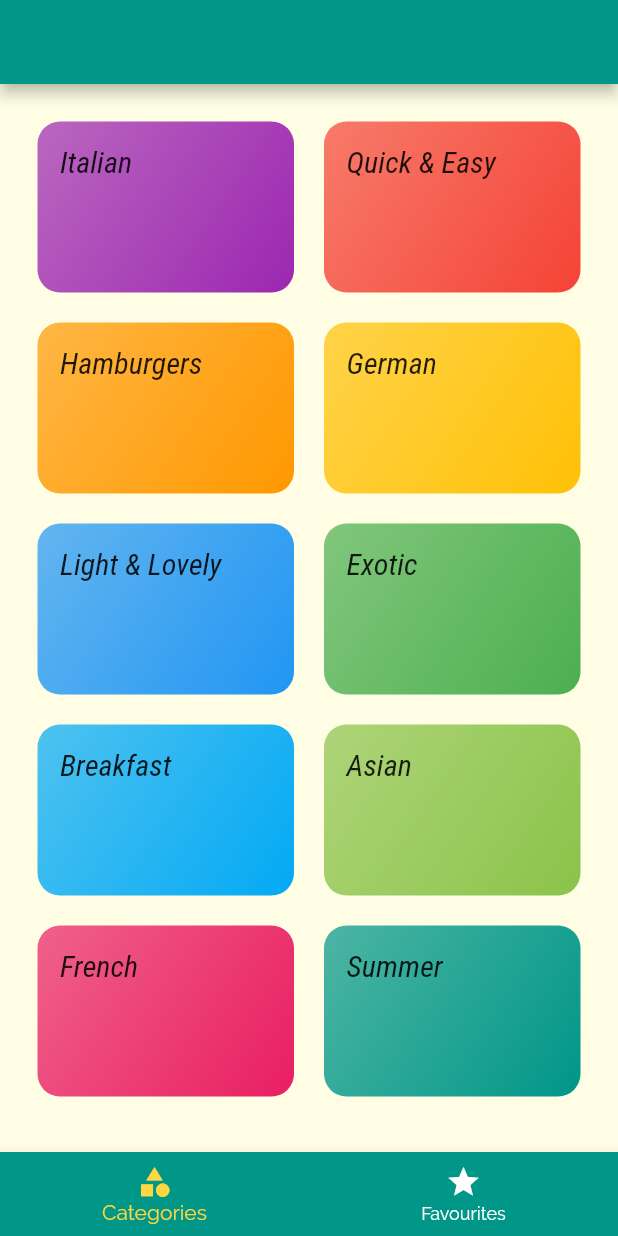
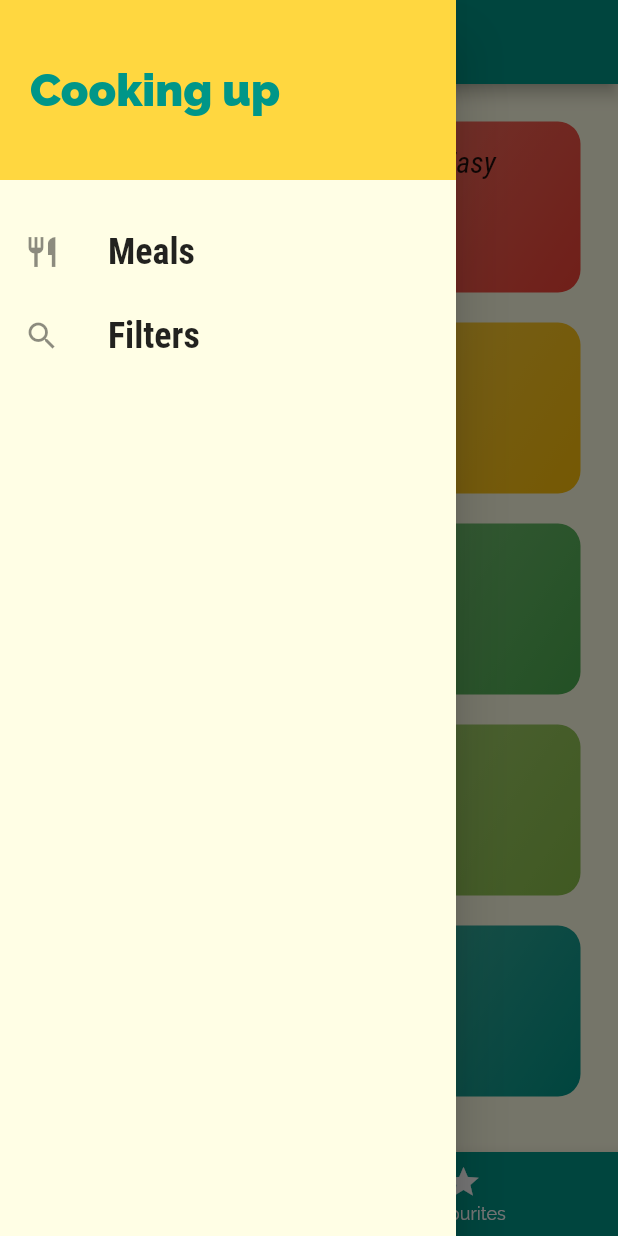
Before and after one commit to davidedm07/MealsApp, a Flutter app: the screen it shows after launch, with the side drawer open (before the commit the screen has no drawer), on a phone screen of 412 x 824 dp. Run offline on Flutter 3.47's test engine with Material 2 defaults, Android fonts, the phone set to English and light mode, and no system bars.

Commit message:
Meals_App: WIP drawer navigation and filters screen

```diff
--- a/lib/main.dart
+++ b/lib/main.dart
@@ -1,8 +1,9 @@
-import 'package:MealsApp/screens/tabs_screen.dart';
-import 'package:MealsApp/screens/meal_detail_screen.dart';
 import 'package:flutter/material.dart';
+
 import 'screens/category_meals_screen.dart';
-import 'screens/categories_screen.dart';
+import 'screens/filters_screen.dart';
+import 'screens/meal_detail_screen.dart';
+import 'screens/tabs_screen.dart';
 
 void main() => runApp(MyApp());
 
@@ -30,6 +31,7 @@ class MyApp extends StatelessWidget {
         '/': (context) => TabsScreen(),
         CategoryMealsScreen.route: (context) => CategoryMealsScreen(),
         MealDetailScreen.route: (context) => MealDetailScreen(),
+        FiltersScreen.route: (context) => FiltersScreen(),
       },
     );
   }
--- /dev/null
+++ b/lib/screens/filters_screen.dart
@@ -0,0 +1,16 @@
+import 'package:MealsApp/widgets/main_drawer.dart';
+import 'package:flutter/material.dart';
+
+class FiltersScreen extends StatelessWidget {
+  static final route = '/filters';
+
+  @override
+  Widget build(BuildContext context) {
+    return Scaffold(
+      appBar: AppBar(
+        title: Text('Filters'),
+      ),
+      drawer: MainDrawer(),
+    );
+  }
+}
--- a/lib/screens/tabs_screen.dart
+++ b/lib/screens/tabs_screen.dart
@@ -1,4 +1,5 @@
 import 'package:MealsApp/screens/categories_screen.dart';
+import 'package:MealsApp/widgets/main_drawer.dart';
 import 'package:flutter/material.dart';
 
 import 'favourite_screen.dart';
@@ -9,9 +10,15 @@ class TabsScreen extends StatefulWidget {
 }
 
 class _TabsScreenState extends State<TabsScreen> {
-  final List<Widget> _pages = [
-    CategoriesScreen(),
-    FavouriteScreen(),
+  final List<Map<String, Widget>> _pages = [
+    {
+      'page': CategoriesScreen(),
+      'title': Text('Categories'),
+    },
+    {
+      'page': FavouriteScreen(),
+      'title': Text('Favourites'),
+    },
   ];
 
   int _selectedPageIndex = 0;
@@ -26,9 +33,10 @@ class _TabsScreenState extends State<TabsScreen> {
   Widget build(BuildContext context) {
     return Scaffold(
       appBar: AppBar(
-        title: Text(''),
+        title: _pages[_selectedPageIndex]['title'],
       ),
-      body: _pages[_selectedPageIndex],
+      drawer: MainDrawer(),
+      body: _pages[_selectedPageIndex]['page'],
       bottomNavigationBar: BottomNavigationBar(
         onTap: _selectPage,
         backgroundColor: Theme.of(context).primaryColor,
--- /dev/null
+++ b/lib/widgets/main_drawer.dart
@@ -0,0 +1,63 @@
+import 'package:flutter/material.dart';
+
+import '../screens/filters_screen.dart';
+
+class MainDrawer extends StatelessWidget {
+  Widget _buildListTile(String title, IconData icon, Function onTap) {
+    return ListTile(
+      leading: Icon(icon),
+      title: Text(
+        title,
+        style: TextStyle(
+          fontFamily: 'RobotoCondensed',
+          fontSize: 24,
+          fontWeight: FontWeight.bold,
+        ),
+      ),
+      onTap: onTap,
+    );
+  }
+
+  @override
+  Widget build(BuildContext context) {
+    return SafeArea(
+      child: Drawer(
+        child: Column(
+          children: [
+            Container(
+              height: 120,
+              width: double.infinity,
+              padding: EdgeInsets.all(20),
+              alignment: Alignment.centerLeft,
+              color: Theme.of(context).accentColor,
+              child: Text(
+                'Cooking up',
+                style: TextStyle(
+                    fontWeight: FontWeight.w900,
+                    fontSize: 30,
+                    color: Theme.of(context).primaryColor),
+              ),
+            ),
+            SizedBox(
+              height: 20,
+            ),
+            _buildListTile(
+              'Meals',
+              Icons.restaurant,
+              () {
+                Navigator.of(context).pushReplacementNamed('/');
+              },
+            ),
+            _buildListTile(
+              'Filters',
+              Icons.search,
+              () {
+                Navigator.of(context).pushReplacementNamed(FiltersScreen.route);
+              },
+            )
+          ],
+        ),
+      ),
+    );
+  }
+}
```
